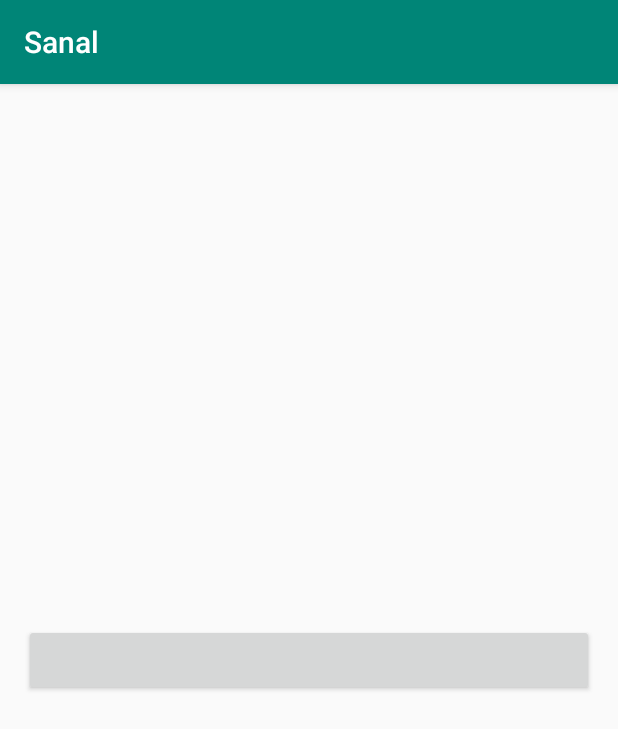
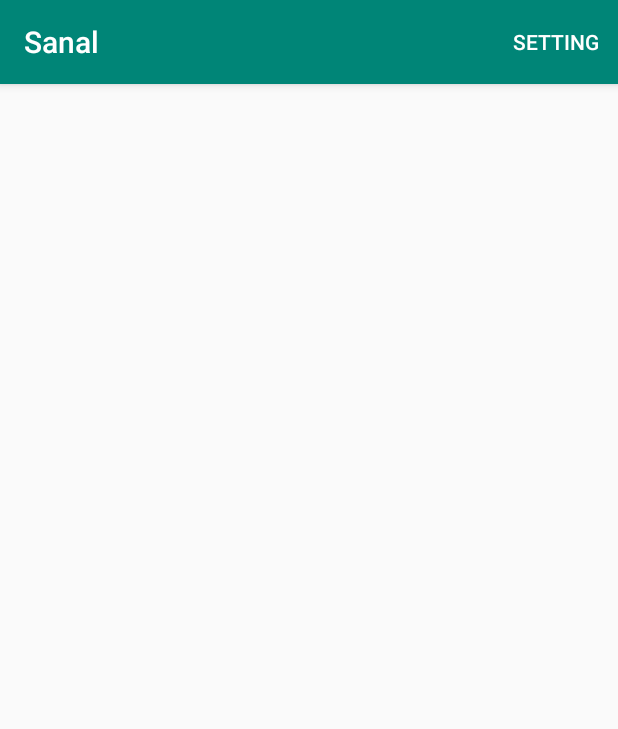
Before and after one commit to allanlin16/Sanal, an Android app: the MainActivity screen opened directly, with no data from a screen before it, on a phone screen of 412 x 824 dp. Shown: the top 729 px of the screen. Run offline under Robolectric (Android 15) with nearby library versions, the light colour scheme and no system bars.

Commit message:
add app bar setting signout

```diff
--- a/app/src/main/java/com/allanlin97gmail/sanal/MainActivity.java
+++ b/app/src/main/java/com/allanlin97gmail/sanal/MainActivity.java
@@ -1,9 +1,13 @@
 package com.allanlin97gmail.sanal;
 
+import androidx.annotation.NonNull;
 import androidx.appcompat.app.AppCompatActivity;
 
 import android.content.Intent;
 import android.os.Bundle;
+import android.view.Menu;
+import android.view.MenuInflater;
+import android.view.MenuItem;
 import android.view.View;
 import android.widget.Button;
 
@@ -17,16 +21,23 @@ public class MainActivity extends AppCompatActivity {
         setContentView(R.layout.activity_main);
 
 
-        findViewById(R.id.settingButton).setOnClickListener(new View.OnClickListener() {
-            @Override
-            public void onClick(View v) {
+    }
+
+    @Override
+    public boolean onCreateOptionsMenu(Menu menu) {
+        MenuInflater inflater = getMenuInflater();
+        inflater.inflate(R.menu.app_menu, menu);
+        return true;
+    }
+
+    @Override
+    public boolean onOptionsItemSelected(@NonNull MenuItem item) {
+        switch (item.getItemId()) {
+            case R.id.settingItem:
                 Intent intent = new Intent(MainActivity.this, SettingActivity.class);
                 startActivity(intent);
-            }
-        });
+        }
 
-
+        return super.onOptionsItemSelected(item);
     }
-
-
 }
--- a/app/src/main/res/layout/activity_main.xml
+++ b/app/src/main/res/layout/activity_main.xml
@@ -6,10 +6,4 @@
     android:orientation="horizontal"
     android:gravity="center">
 
-    <Button
-        android:id="@+id/settingButton"
-        android:layout_width="match_parent"
-        android:layout_height="wrap_content" />
-
-
 </LinearLayout>
--- /dev/null
+++ b/app/src/main/res/menu/app_menu.xml
@@ -0,0 +1,9 @@
+<?xml version="1.0" encoding="utf-8"?>
+<menu xmlns:android="http://schemas.android.com/apk/res/android"
+    xmlns:app="http://schemas.android.com/apk/res-auto">
+    <item
+        android:id="@+id/settingItem"
+        android:title="Setting"
+        app:showAsAction="ifRoom" />
+
+</menu>
```
